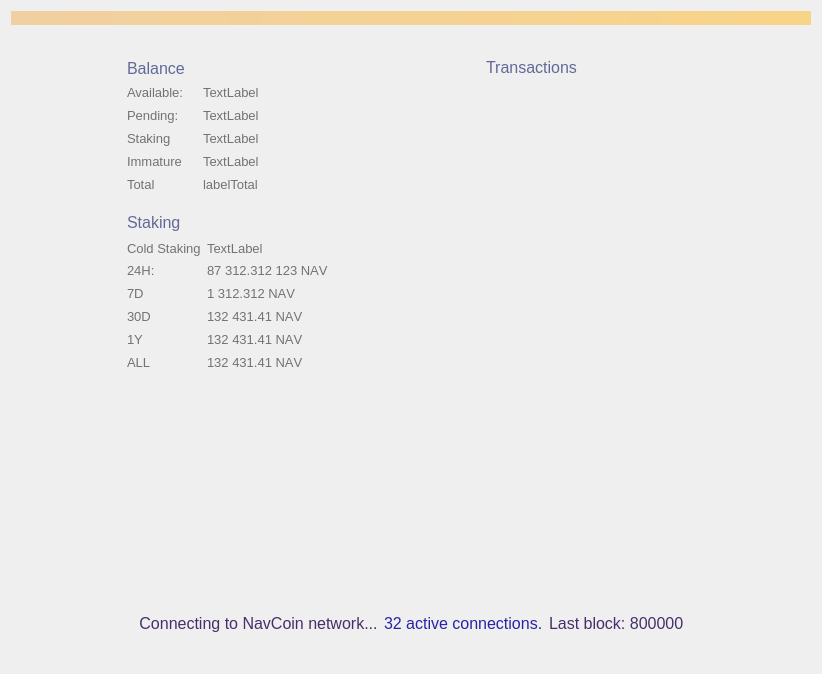
Old version of the form src/qt/forms/overviewpage.ui in the repository navcoin/navcoin-core.
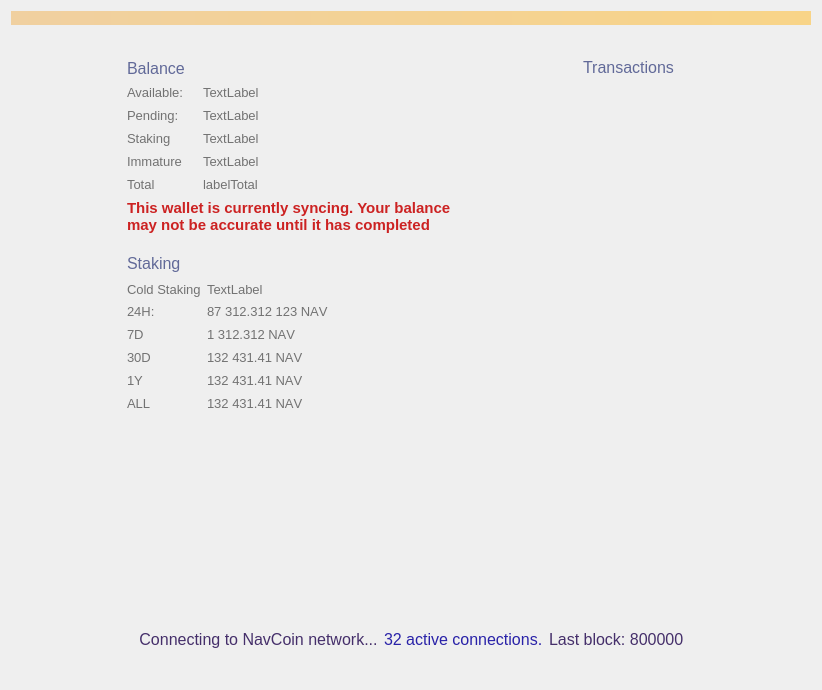
New version of the form. Custom widgets are drawn as their Qt base class.

Patch:
```diff
--- a/src/qt/forms/overviewpage.ui
+++ b/src/qt/forms/overviewpage.ui
@@ -7,7 +7,7 @@
     <x>0</x>
     <y>0</y>
     <width>822</width>
-    <height>674</height>
+    <height>690</height>
    </rect>
   </property>
   <property name="sizePolicy">
@@ -141,31 +141,6 @@
            </property>
           </spacer>
          </item>
-         <item>
-          <widget class="QPushButton" name="labelWalletStatus">
-           <property name="maximumSize">
-            <size>
-             <width>22</width>
-             <height>22</height>
-            </size>
-           </property>
-           <property name="baseSize">
-            <size>
-             <width>22</width>
-             <height>22</height>
-            </size>
-           </property>
-           <property name="styleSheet">
-            <string notr="true">border: 0</string>
-           </property>
-           <property name="text">
-            <string/>
-           </property>
-           <property name="flat">
-            <bool>true</bool>
-           </property>
-          </widget>
-         </item>
          <item>
           <spacer name="horizontalSpacer_10">
            <property name="orientation">
@@ -511,6 +486,26 @@
          </item>
         </layout>
        </item>
+       <item>
+        <widget class="QLabel" name="labelWalletStatus">
+         <property name="font">
+          <font>
+           <pointsize>11</pointsize>
+           <weight>75</weight>
+           <bold>true</bold>
+          </font>
+         </property>
+         <property name="styleSheet">
+          <string notr="true">color:#cc2222</string>
+         </property>
+         <property name="text">
+          <string>This wallet is currently syncing. Your balance may not be accurate until it has completed</string>
+         </property>
+         <property name="wordWrap">
+          <bool>true</bool>
+         </property>
+        </widget>
+       </item>
        <item>
         <spacer name="verticalSpacer_5">
          <property name="orientation">
```
